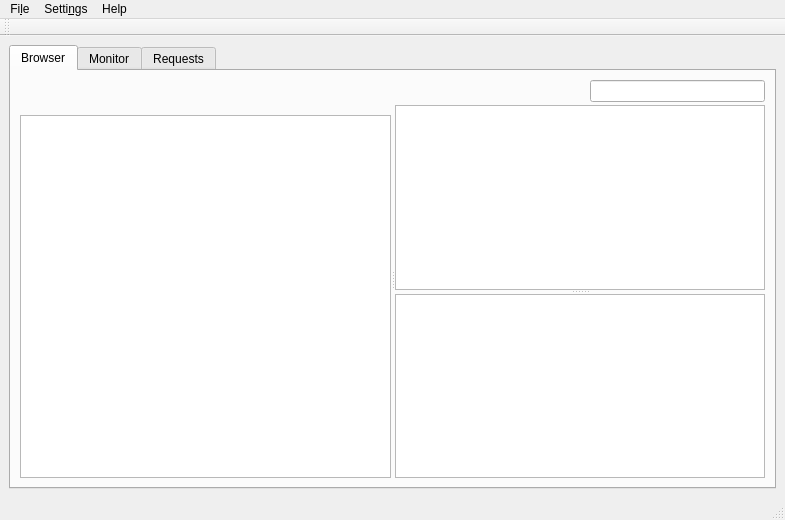
The window that src/mainwindow.ui (javierllorente/qactus) describes before a commit, drawn with Qt 5.
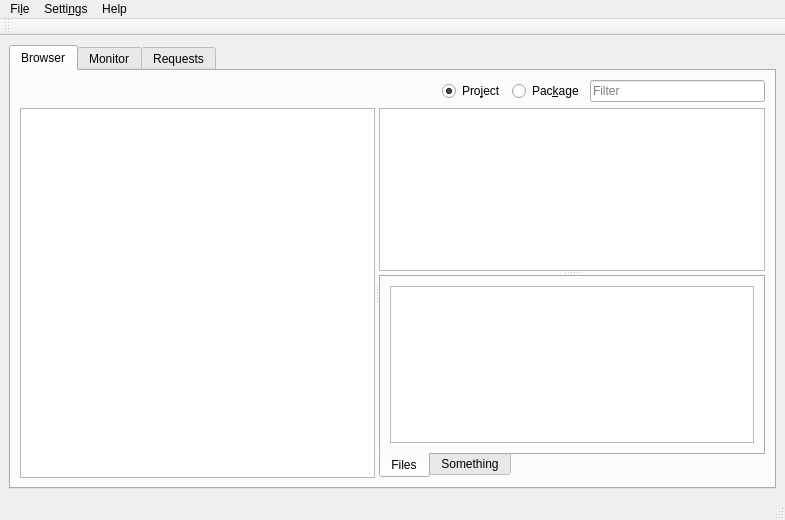
The same window after the commit. Icons and pictures are not drawn. Custom widgets are drawn as their Qt base class.

Commit message: Refactor browser tab layout, add tab widget for packages, add radiobuttons for filter

What changed in the file:
```diff
--- a/src/mainwindow.ui
+++ b/src/mainwindow.ui
@@ -28,48 +28,85 @@
        <attribute name="title">
         <string>Browser</string>
        </attribute>
-       <layout class="QHBoxLayout" name="horizontalLayout_browserTab">
+       <layout class="QVBoxLayout" name="verticalLayout_7">
+        <item>
+         <layout class="QHBoxLayout" name="horizontalLayout">
+          <item>
+           <spacer name="horizontalSpacer">
+            <property name="orientation">
+             <enum>Qt::Horizontal</enum>
+            </property>
+            <property name="sizeHint" stdset="0">
+             <size>
+              <width>40</width>
+              <height>20</height>
+             </size>
+            </property>
+           </spacer>
+          </item>
+          <item>
+           <widget class="QRadioButton" name="radioButtonProject">
+            <property name="sizePolicy">
+             <sizepolicy hsizetype="Fixed" vsizetype="Fixed">
+              <horstretch>0</horstretch>
+              <verstretch>0</verstretch>
+             </sizepolicy>
+            </property>
+            <property name="text">
+             <string>Pro&amp;ject</string>
+            </property>
+            <property name="checked">
+             <bool>true</bool>
+            </property>
+           </widget>
+          </item>
+          <item>
+           <widget class="QRadioButton" name="radioButtonPackages">
+            <property name="text">
+             <string>Pac&amp;kage</string>
+            </property>
+           </widget>
+          </item>
+          <item>
+           <widget class="QLineEdit" name="lineEditFilter">
+            <property name="sizePolicy">
+             <sizepolicy hsizetype="Fixed" vsizetype="Fixed">
+              <horstretch>0</horstretch>
+              <verstretch>0</verstretch>
+             </sizepolicy>
+            </property>
+            <property name="minimumSize">
+             <size>
+              <width>175</width>
+              <height>0</height>
+             </size>
+            </property>
+            <property name="alignment">
+             <set>Qt::AlignLeading|Qt::AlignLeft|Qt::AlignVCenter</set>
+            </property>
+            <property name="placeholderText">
+             <string>Filter</string>
+            </property>
+            <property name="clearButtonEnabled">
+             <bool>true</bool>
+            </property>
+           </widget>
+          </item>
+         </layout>
+        </item>
         <item>
          <widget class="QSplitter" name="hSplitterBrowser">
-          <property name="sizePolicy">
-           <sizepolicy hsizetype="Expanding" vsizetype="Preferred">
-            <horstretch>0</horstretch>
-            <verstretch>0</verstretch>
-           </sizepolicy>
-          </property>
-          <property name="minimumSize">
-           <size>
-            <width>100</width>
-            <height>0</height>
-           </size>
-          </property>
           <property name="orientation">
            <enum>Qt::Horizontal</enum>
           </property>
           <widget class="QWidget" name="verticalLayoutWidget">
-           <layout class="QVBoxLayout" name="verticalLayout_6" stretch="0,0">
+           <layout class="QVBoxLayout" name="verticalLayout_6" stretch="0">
             <property name="spacing">
              <number>3</number>
             </property>
             <property name="sizeConstraint">
              <enum>QLayout::SetDefaultConstraint</enum>
             </property>
-            <item>
-             <spacer name="verticalSpacer">
-              <property name="orientation">
-               <enum>Qt::Vertical</enum>
-              </property>
-              <property name="sizeType">
-               <enum>QSizePolicy::Fixed</enum>
-              </property>
-              <property name="sizeHint" stdset="0">
-               <size>
-                <width>100</width>
-                <height>35</height>
-               </size>
-              </property>
-             </spacer>
-            </item>
             <item>
              <widget class="QTreeView" name="treeProjects">
               <property name="sizePolicy">
@@ -95,35 +132,7 @@
            </layout>
           </widget>
           <widget class="QWidget" name="verticalLayoutWidget_2">
-           <layout class="QVBoxLayout" name="verticalLayout_7">
-            <property name="spacing">
-             <number>3</number>
-            </property>
-            <property name="sizeConstraint">
-             <enum>QLayout::SetDefaultConstraint</enum>
-            </property>
-            <item alignment="Qt::AlignRight">
-             <widget class="QLineEdit" name="lineEditFilter">
-              <property name="sizePolicy">
-               <sizepolicy hsizetype="Fixed" vsizetype="Fixed">
-                <horstretch>0</horstretch>
-                <verstretch>0</verstretch>
-               </sizepolicy>
-              </property>
-              <property name="minimumSize">
-               <size>
-                <width>175</width>
-                <height>0</height>
-               </size>
-              </property>
-              <property name="alignment">
-               <set>Qt::AlignLeading|Qt::AlignLeft|Qt::AlignVCenter</set>
-              </property>
-              <property name="clearButtonEnabled">
-               <bool>true</bool>
-              </property>
-             </widget>
-            </item>
+           <layout class="QVBoxLayout" name="verticalLayout_5">
             <item>
              <widget class="QSplitter" name="vSplitterBrowser">
               <property name="orientation">
@@ -146,7 +155,29 @@
                 <number>0</number>
                </attribute>
               </widget>
-              <widget class="QTreeView" name="treeFiles"/>
+              <widget class="QTabWidget" name="tabWidgetPackages">
+               <property name="tabPosition">
+                <enum>QTabWidget::South</enum>
+               </property>
+               <property name="currentIndex">
+                <number>0</number>
+               </property>
+               <widget class="QWidget" name="tabFiles">
+                <attribute name="title">
+                 <string>Files</string>
+                </attribute>
+                <layout class="QVBoxLayout" name="verticalLayout_4">
+                 <item>
+                  <widget class="QTreeView" name="treeFiles"/>
+                 </item>
+                </layout>
+               </widget>
+               <widget class="QWidget" name="tab_2">
+                <attribute name="title">
+                 <string>Something</string>
+                </attribute>
+               </widget>
+              </widget>
              </widget>
             </item>
            </layout>
```
